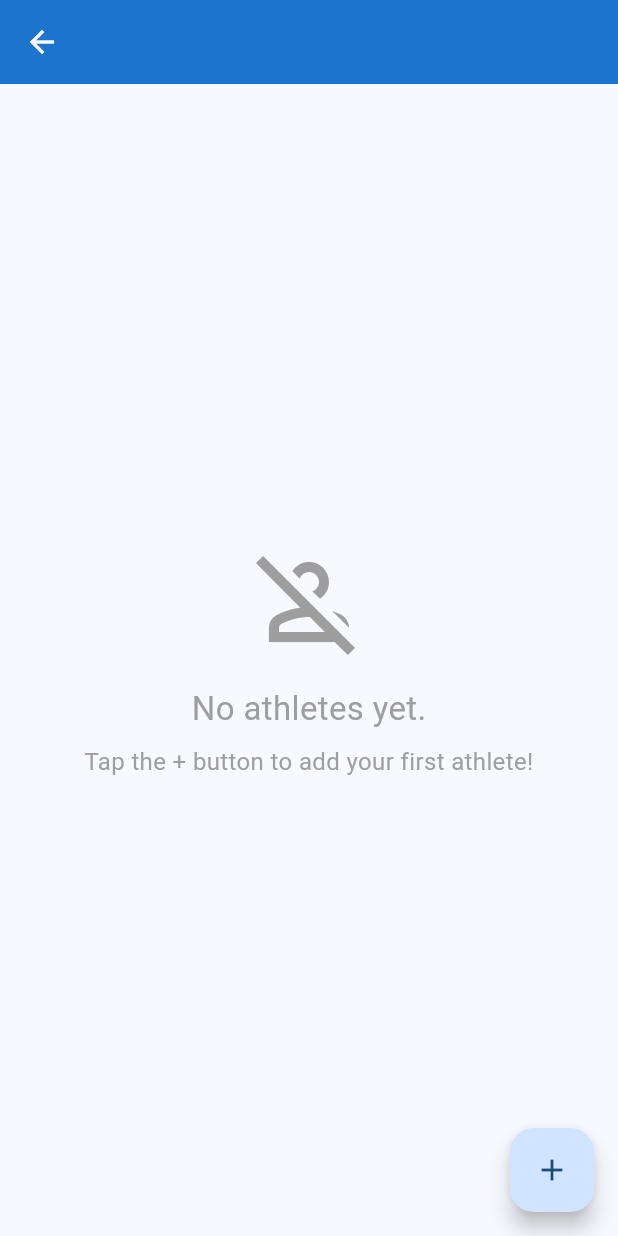
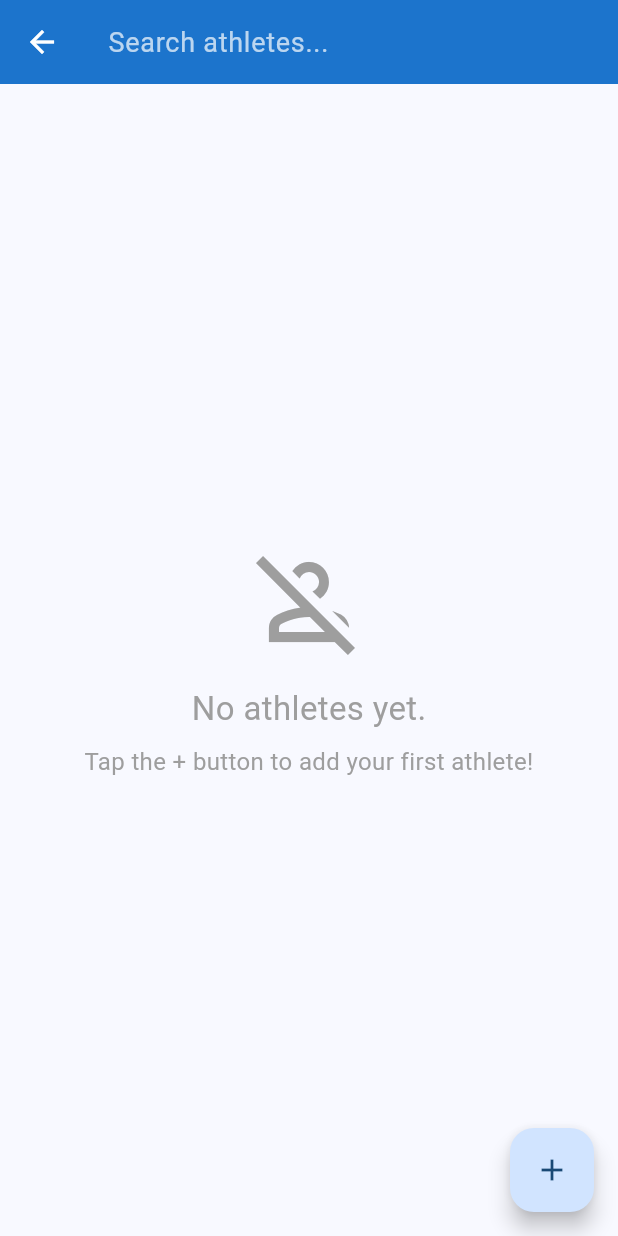
Before and after one commit to mattileap/splashup, a Flutter app: the AthletesScreen screen opened directly with empty values, on a phone screen of 412 x 824 dp. Run offline on Flutter 3.47's test engine with Material 3 defaults, Android fonts, the light colour scheme and no system bars; our stand-ins replace cloud_firestore, firebase_auth, firebase_core, google_sign_in; accounts and stored records are empty.

Commit message:
Language fix and Athletes search

```diff
--- a/lib/l10n/app_en.arb
+++ b/lib/l10n/app_en.arb
@@ -27,5 +27,6 @@
   "inactive": "Inactive",
   "notes": "Notes",
   "noAthletesYet": "No athletes yet.",
-  "noAthletesHint": "Tap the + button to add your first athlete!"
+  "noAthletesHint": "Tap the + button to add your first athlete!",
+  "searchAthletes": "Search athletes..."
 }
--- a/lib/l10n/app_it.arb
+++ b/lib/l10n/app_it.arb
@@ -19,7 +19,7 @@
   "female": "Femmina",
   "preferredStyles": "Stili Preferiti",
   "freestyle": "Stile Libero",
-  "butterfly": "Delfino",
+  "butterfly": "Farfalla",
   "backstroke": "Dorso",
   "breaststroke": "Rana",
   "status": "Stato",
@@ -27,5 +27,6 @@
   "inactive": "Inattivo",
   "notes": "Note",
   "noAthletesYet": "Nessun atleta.",
-  "noAthletesHint": "Tocca il pulsante + per aggiungere il tuo primo atleta!"
+  "noAthletesHint": "Tocca il pulsante + per aggiungere il tuo primo atleta!",
+  "searchAthletes": "Cerca atleti..."
 }
--- a/lib/l10n/app_localizations.dart
+++ b/lib/l10n/app_localizations.dart
@@ -265,6 +265,12 @@ abstract class AppLocalizations {
   /// In en, this message translates to:
   /// **'Tap the + button to add your first athlete!'**
   String get noAthletesHint;
+
+  /// No description provided for @searchAthletes.
+  ///
+  /// In en, this message translates to:
+  /// **'Search athletes...'**
+  String get searchAthletes;
 }
 
 class _AppLocalizationsDelegate
--- a/lib/l10n/app_localizations_en.dart
+++ b/lib/l10n/app_localizations_en.dart
@@ -91,4 +91,7 @@ class AppLocalizationsEn extends AppLocalizations {
 
   @override
   String get noAthletesHint => 'Tap the + button to add your first athlete!';
+
+  @override
+  String get searchAthletes => 'Search athletes...';
 }
--- a/lib/l10n/app_localizations_it.dart
+++ b/lib/l10n/app_localizations_it.dart
@@ -67,7 +67,7 @@ class AppLocalizationsIt extends AppLocalizations {
   String get freestyle => 'Stile Libero';
 
   @override
-  String get butterfly => 'Delfino';
+  String get butterfly => 'Farfalla';
 
   @override
   String get backstroke => 'Dorso';
@@ -93,4 +93,7 @@ class AppLocalizationsIt extends AppLocalizations {
   @override
   String get noAthletesHint =>
       'Tocca il pulsante + per aggiungere il tuo primo atleta!';
+
+  @override
+  String get searchAthletes => 'Cerca atleti...';
 }
--- a/lib/screens/athletes_screen.dart
+++ b/lib/screens/athletes_screen.dart
@@ -6,10 +6,37 @@ import '../models/team_model.dart';
 import '../models/athlete_model.dart';
 import 'add_athlete_screen.dart';
 
-class AthletesScreen extends StatelessWidget {
+// UPDATED: Converted to a StatefulWidget to handle search state.
+class AthletesScreen extends StatefulWidget {
   final Team team;
 
   const AthletesScreen({super.key, required this.team});
+
+  @override
+  State<AthletesScreen> createState() => _AthletesScreenState();
+}
+
+class _AthletesScreenState extends State<AthletesScreen> {
+  // ADDED: State for managing the search query.
+  final TextEditingController _searchController = TextEditingController();
+  String _searchQuery = '';
+
+  @override
+  void initState() {
+    super.initState();
+    // Add a listener to the controller to update the state on text change.
+    _searchController.addListener(() {
+      setState(() {
+        _searchQuery = _searchController.text;
+      });
+    });
+  }
+
+  @override
+  void dispose() {
+    _searchController.dispose();
+    super.dispose();
+  }
 
   @override
   Widget build(BuildContext context) {
@@ -20,17 +47,36 @@ class AthletesScreen extends StatelessWidget {
       return const Scaffold(body: Center(child: Text("User not logged in")));
     }
 
-    // Create a reference to the 'athletes' sub-collection inside a specific team
     final athletesCollection = FirebaseFirestore.instance
         .collection('users')
         .doc(userId)
         .collection('teams')
-        .doc(team.id)
+        .doc(widget.team.id)
         .collection('athletes');
 
     return Scaffold(
       appBar: AppBar(
-        title: Text(team.name),
+        // UPDATED: The title now includes a search bar.
+        title: TextField(
+          controller: _searchController,
+          autofocus: false,
+          decoration: InputDecoration(
+            hintText: l10n.searchAthletes,
+            border: InputBorder.none,
+            hintStyle: TextStyle(color: Colors.white.withOpacity(0.7)),
+          ),
+          style: const TextStyle(color: Colors.white, fontSize: 18),
+        ),
+        actions: [
+          // ADDED: A button to clear the search field.
+          if (_searchQuery.isNotEmpty)
+            IconButton(
+              icon: const Icon(Icons.clear),
+              onPressed: () {
+                _searchController.clear();
+              },
+            )
+        ],
       ),
       body: StreamBuilder<QuerySnapshot>(
         stream: athletesCollection.orderBy('name').snapshots(),
@@ -64,16 +110,27 @@ class AthletesScreen extends StatelessWidget {
             );
           }
 
-          final athletes = snapshot.data!.docs
+          final allAthletes = snapshot.data!.docs
               .map((doc) => Athlete.fromFirestore(doc))
               .toList();
 
+          // ADDED: Filter the list of athletes based on the search query.
+          final filteredAthletes = _searchQuery.isEmpty
+              ? allAthletes
+              : allAthletes
+                  .where((athlete) => athlete.name
+                      .toLowerCase()
+                      .contains(_searchQuery.toLowerCase()))
+                  .toList();
+
           return ListView.builder(
-            itemCount: athletes.length,
+            // Use the filtered list to build the UI.
+            itemCount: filteredAthletes.length,
             itemBuilder: (context, index) {
-              final athlete = athletes[index];
+              final athlete = filteredAthletes[index];
               return ListTile(
-                leading: CircleAvatar(child: Text(athlete.name.substring(0, 1))),
+                leading:
+                    CircleAvatar(child: Text(athlete.name.substring(0, 1))),
                 title: Text(athlete.name),
                 subtitle: Text('${l10n.birthYear}: ${athlete.birthYear}'),
                 onTap: () {
```
Also changed, not shown: lib/screens/add_athlete_screen.dart (+43 -16 lines).
